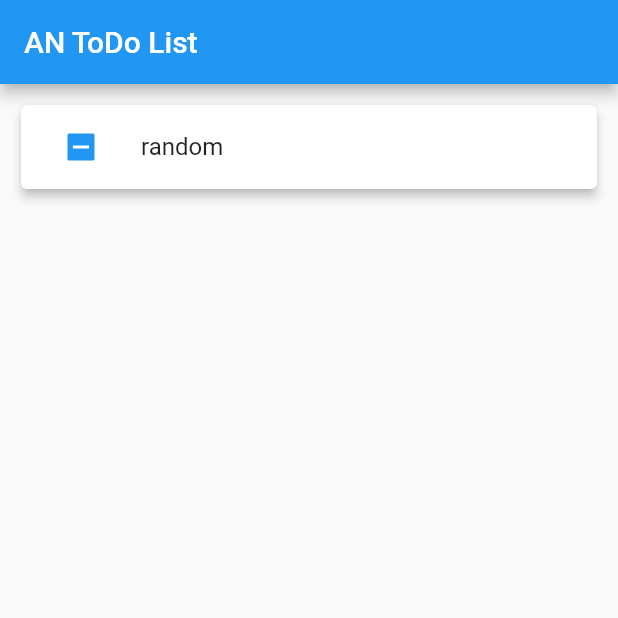
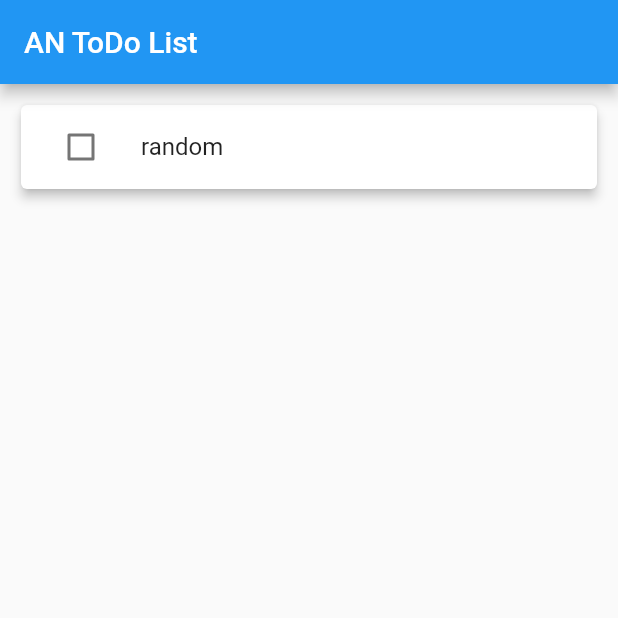
Before and after one commit to AdhamNour/ToDo, a Flutter app: the screen it shows after launch, after a tap on the "add" icon, on a phone screen of 412 x 824 dp, the top half of it. Run offline on Flutter 3.47's test engine with Material 2 defaults, Android fonts, the phone set to English and light mode, and no system bars.

Commit message:
finished marking task as done

```diff
--- a/lib/components/TaskList/TaskList.dart
+++ b/lib/components/TaskList/TaskList.dart
@@ -13,10 +13,10 @@ class TaskList extends StatelessWidget {
     return Padding(
       padding: const EdgeInsets.all(10.0),
       child: ListView.builder(
-        itemBuilder: (ctx, index) => ChangeNotifierProvider(
-          create: (ctx) => tasks[index],
-          child: TaskListItem(),
-        ),
+        itemBuilder: (ctx, index) {
+          print("AN $index ${tasks[index]}");
+          return TaskListItem(targetTask: tasks[index],);
+        },
         itemCount: tasks.length,
         shrinkWrap: true,
       ),
--- a/lib/components/TaskList/TaskListItem/TaskListItem.dart
+++ b/lib/components/TaskList/TaskListItem/TaskListItem.dart
@@ -4,7 +4,8 @@ import 'package:todo/components/TaskList/TaskList.dart';
 import 'package:todo/providers/Models/Task.dart';
 
 class TaskListItem extends StatefulWidget {
-  const TaskListItem({Key? key}) : super(key: key);
+  final Task targetTask;
+  const TaskListItem({Key? key,required this.targetTask}) : super(key: key);
 
   @override
   _TaskListItemState createState() => _TaskListItemState();
@@ -15,9 +16,10 @@ class _TaskListItemState extends State<TaskListItem> {
   Function(bool?)? setChecked;
   @override
   void initState() {
-    //checked = false;
+    checked = widget.targetTask.done;
     setChecked = (newValue) {
       setState(() {
+        widget.targetTask.done=newValue;
         checked = newValue;
       });
     };
@@ -27,7 +29,6 @@ class _TaskListItemState extends State<TaskListItem> {
   @override
   Widget build(BuildContext context) {
     final screenSize = MediaQuery.of(context).size;
-    final targetTask = Provider.of<Task>(context);
     return Card(
       child: Container(
         child: Column(
@@ -35,12 +36,9 @@ class _TaskListItemState extends State<TaskListItem> {
             ListTile(
               leading: Checkbox(
                 value: checked,
-                onChanged: (value) {
-                  targetTask.setDone();
-                  setChecked!(value);
-                },
+                onChanged: setChecked,
               ),
-              title: Text(targetTask.title),
+              title: Text(widget.targetTask.title),
               //   trailing: widget.haveSubTasks
               //       ? IconButton(
               //           onPressed: setExpanded, icon: Icon(Icons.arrow_drop_down))
--- a/lib/providers/Models/Task.dart
+++ b/lib/providers/Models/Task.dart
@@ -2,16 +2,16 @@ import 'dart:convert';
 
 import 'package:flutter/cupertino.dart';
 
-class Task extends ChangeNotifier {
-    final String title;
-    final int? id;
-    final int? parent;
-    final bool? done;
+class Task {
+  String title;
+  final int? id;
+  int? parent;
+  bool? done;
   Task({
     required this.title,
     this.id,
     this.parent,
-    this.done=false,
+    this.done = false,
   });
 
   Task copyWith({
@@ -59,23 +59,14 @@ class Task extends ChangeNotifier {
     if (identical(this, other)) return true;
 
     return other is Task &&
-      other.title == title &&
-      other.id == id &&
-      other.parent == parent &&
-      other.done == done;
+        other.title == title &&
+        other.id == id &&
+        other.parent == parent &&
+        other.done == done;
   }
 
   @override
   int get hashCode {
-    return title.hashCode ^
-      id.hashCode ^
-      parent.hashCode ^
-      done.hashCode;
+    return title.hashCode ^ id.hashCode ^ parent.hashCode ^ done.hashCode;
   }
-
-  void setDone(){
-    copyWith(done: !done!);
-    notifyListeners();
-  }
-
 }
```
